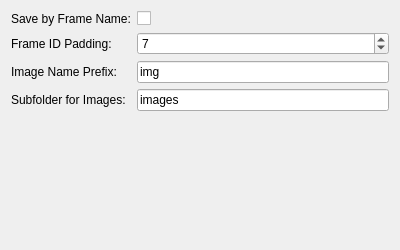
The window that src/WhiskerToolbox/IO_Widgets/Media/MediaExport_Widget.ui (paulmthompson/WhiskerToolbox) describes before a commit, drawn with Qt 5.
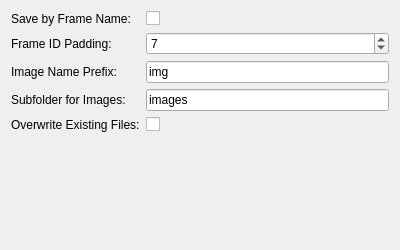
The same window after the commit.

Commit message: overwrite added to line data and mediaexport widget

The edit to the form file:
```diff
--- a/src/WhiskerToolbox/IO_Widgets/Media/MediaExport_Widget.ui
+++ b/src/WhiskerToolbox/IO_Widgets/Media/MediaExport_Widget.ui
@@ -87,6 +87,23 @@
        </property>
       </widget>
      </item>
+     <item row="4" column="0">
+      <widget class="QLabel" name="label_overwrite_existing">
+       <property name="text">
+        <string>Overwrite Existing Files:</string>
+       </property>
+      </widget>
+     </item>
+     <item row="4" column="1">
+      <widget class="QCheckBox" name="overwrite_existing_checkbox">
+       <property name="toolTip">
+        <string>If checked, overwrite existing files. If unchecked, skip existing files and continue with next file.</string>
+       </property>
+       <property name="checked">
+        <bool>false</bool>
+       </property>
+      </widget>
+     </item>
     </layout>
    </item>
    <item>
```
The commit also changes 7 other files.
